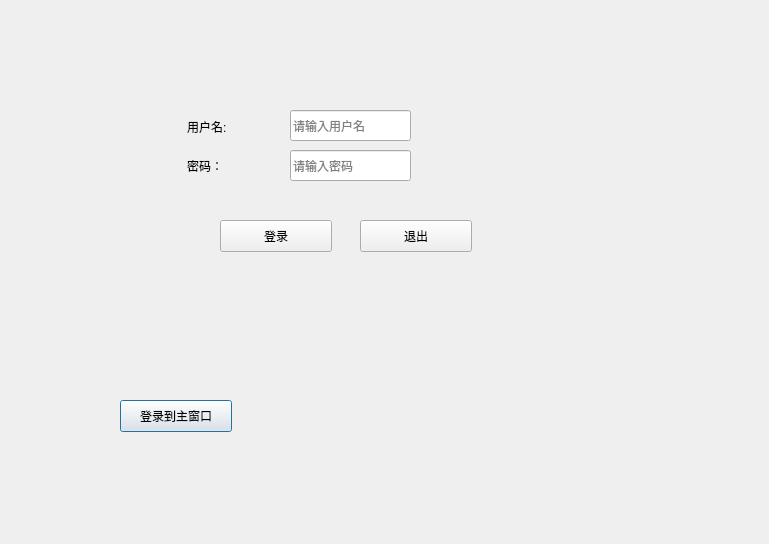
Before: the Qt Designer form calculator/dialog.ui in dongxiaofu/calculator-qt, drawn with Qt 5.
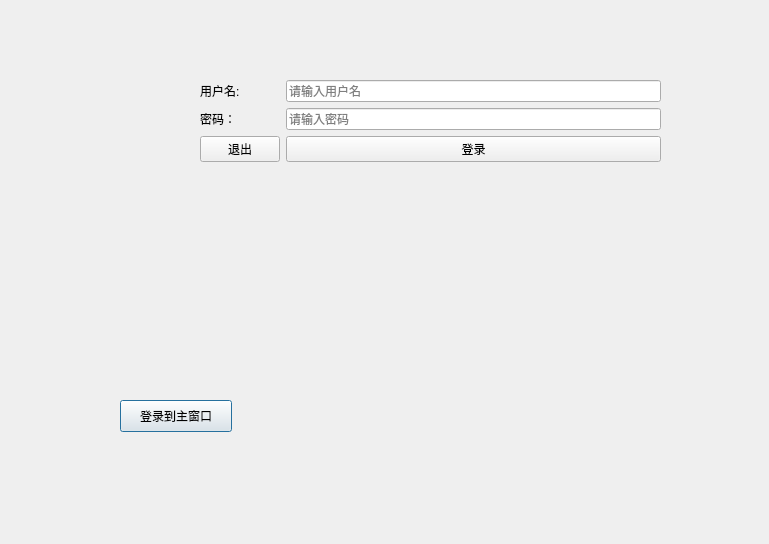
After: the same form once the commit is applied.

The edit to the form file:
```diff
--- a/calculator/dialog.ui
+++ b/calculator/dialog.ui
@@ -26,15 +26,18 @@
     <string>登录到主窗口</string>
    </property>
   </widget>
+  <widget class="QWidget" name="formLayoutWidget">
+   <property name="geometry">
+    <rect>
+     <x>200</x>
+     <y>80</y>
+     <width>461</width>
+     <height>171</height>
+    </rect>
+   </property>
+   <layout class="QFormLayout" name="formLayout">
+    <item row="0" column="1">
   <widget class="QLineEdit" name="userLineEdit">
-   <property name="geometry">
-    <rect>
-     <x>290</x>
-     <y>110</y>
-     <width>121</width>
-     <height>31</height>
-    </rect>
-   </property>
    <property name="echoMode">
     <enum>QLineEdit::Normal</enum>
    </property>
@@ -42,15 +45,16 @@
     <string>请输入用户名</string>
    </property>
   </widget>
+    </item>
+    <item row="1" column="0">
+     <widget class="QLabel" name="label_2">
+      <property name="text">
+       <string>密码：</string>
+      </property>
+     </widget>
+    </item>
+    <item row="1" column="1">
   <widget class="QLineEdit" name="pwdLineEdit">
-   <property name="geometry">
-    <rect>
-     <x>290</x>
-     <y>150</y>
-     <width>121</width>
-     <height>31</height>
-    </rect>
-   </property>
    <property name="echoMode">
     <enum>QLineEdit::Password</enum>
    </property>
@@ -58,57 +62,41 @@
     <string>请输入密码</string>
    </property>
   </widget>
-  <widget class="QLabel" name="label">
-   <property name="geometry">
-    <rect>
-     <x>187</x>
-     <y>116</y>
-     <width>81</width>
-     <height>21</height>
-    </rect>
-   </property>
-   <property name="text">
-    <string>用户名:</string>
-   </property>
-  </widget>
-  <widget class="QLabel" name="label_2">
-   <property name="geometry">
-    <rect>
-     <x>187</x>
-     <y>150</y>
-     <width>81</width>
-     <height>31</height>
-    </rect>
-   </property>
-   <property name="text">
-    <string>密码：</string>
-   </property>
-  </widget>
-  <widget class="QPushButton" name="loginBtn">
-   <property name="geometry">
-    <rect>
-     <x>220</x>
-     <y>220</y>
-     <width>112</width>
-     <height>32</height>
-    </rect>
-   </property>
-   <property name="text">
-    <string>登录</string>
-   </property>
-  </widget>
+    </item>
+    <item row="2" column="0">
   <widget class="QPushButton" name="exitBtn">
-   <property name="geometry">
-    <rect>
-     <x>360</x>
-     <y>220</y>
-     <width>112</width>
-     <height>32</height>
-    </rect>
-   </property>
    <property name="text">
     <string>退出</string>
    </property>
+     </widget>
+    </item>
+    <item row="2" column="1">
+     <widget class="QPushButton" name="loginBtn">
+      <property name="sizePolicy">
+       <sizepolicy hsizetype="Minimum" vsizetype="Fixed">
+        <horstretch>26</horstretch>
+        <verstretch>0</verstretch>
+       </sizepolicy>
+      </property>
+      <property name="minimumSize">
+       <size>
+        <width>336</width>
+        <height>0</height>
+       </size>
+      </property>
+      <property name="text">
+       <string>登录</string>
+      </property>
+     </widget>
+    </item>
+    <item row="0" column="0">
+     <widget class="QLabel" name="label">
+      <property name="text">
+       <string>用户名:</string>
+      </property>
+     </widget>
+    </item>
+   </layout>
   </widget>
  </widget>
  <resources/>
```
Lines whose indentation alone changed are shown as unchanged.
